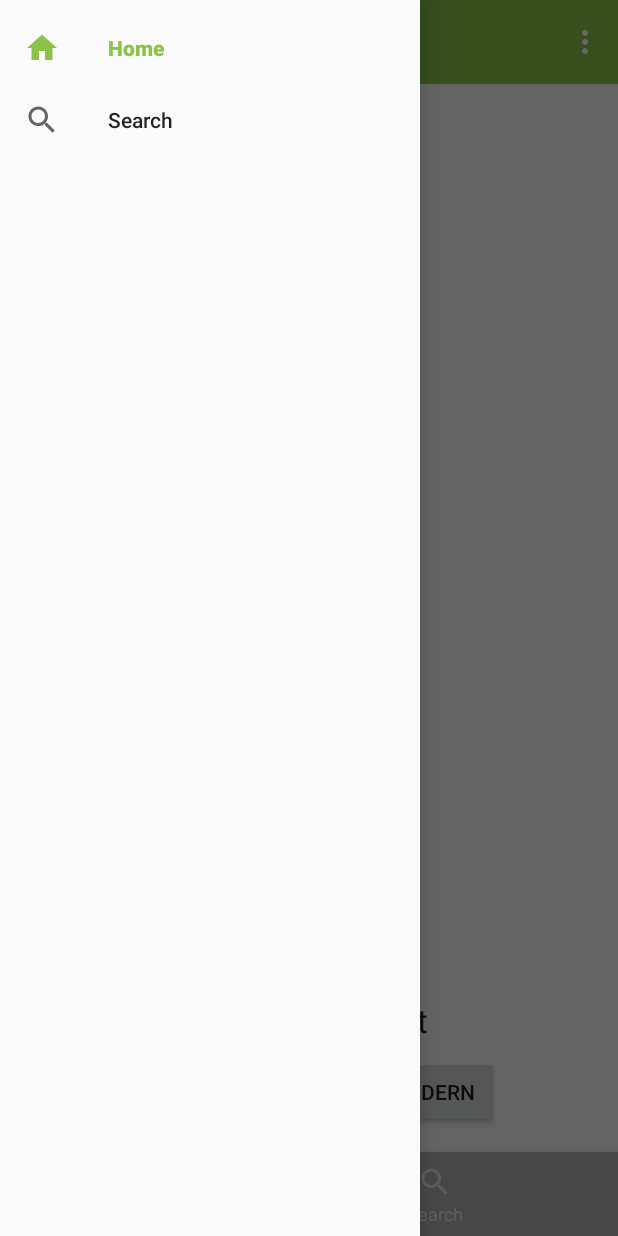
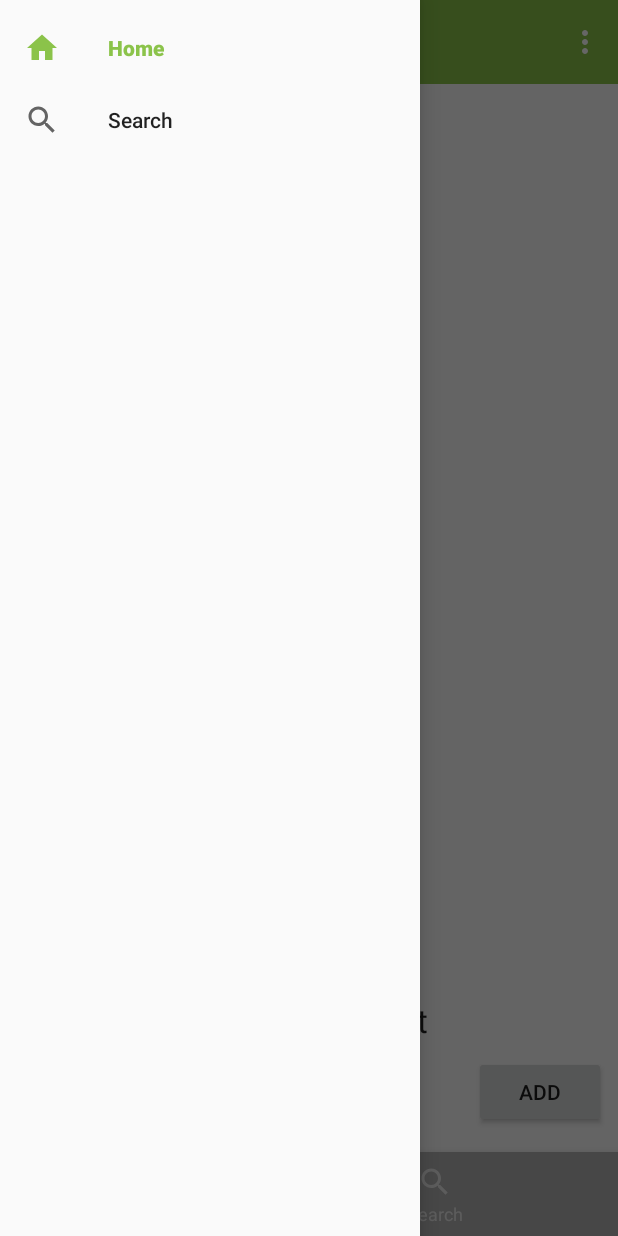
Before and after one commit to Martinrit/CheckItV01, an Android app: the screen it shows after launch (MainActivity), with the side drawer open, on a phone screen of 412 x 824 dp. Run offline under Robolectric (Android 15) with nearby library versions, the phone set to English and light mode, and no system bars; our stand-ins replace Room's generated code, navigation-ui.

```diff
--- a/app/src/main/java/de/ritterweb/checkitv01/repository/database/CklDbDao.kt
+++ b/app/src/main/java/de/ritterweb/checkitv01/repository/database/CklDbDao.kt
@@ -25,7 +25,7 @@ interface CklDbDao {
     @Query("Select * FROM Ckl ")
     suspend fun getAllCkls(): List<Ckl>
 
-    @Query("Select * FROM Ckl ")
+    @Query("Select * FROM Ckl")
     fun getLiveDataCklList(): LiveData<List<Ckl>>
 
     /////////////////////////////////////
@@ -46,7 +46,7 @@ interface CklDbDao {
     @Query("Select * FROM CklGrp ")
     suspend fun getAllCklGrpls(): List<CklGrp>
 
-    @Query("Select * FROM CklGrp ")
+    @Query("Select * FROM CklGrp ORDER BY name ASC ")
     fun getLiveDataCklGrpList(): LiveData<List<CklGrp>>
 
 
--- a/app/src/main/java/de/ritterweb/checkitv01/ui/CklAdapter3.kt
+++ b/app/src/main/java/de/ritterweb/checkitv01/ui/CklAdapter3.kt
@@ -5,6 +5,7 @@ import android.view.View
 import android.view.ViewGroup
 import android.widget.ImageView
 import android.widget.TextView
+import androidx.core.view.ViewPropertyAnimatorUpdateListener
 import androidx.recyclerview.widget.RecyclerView
 import de.ritterweb.checkitv01.R
 import de.ritterweb.checkitv01.repository.database.Ckl
@@ -18,10 +19,18 @@ import kotlinx.android.synthetic.main.item_rv_main.view.*
 //  ( override). Damit ist der Adapter universell nutzbar, die Logik, z.B. die Reaktion auf Klicks auf ein View Item wird die die aufrufende UI Klasse verlagert
 //
 //  Aufruf
-//        private val cklLists: List<Ckl>    : hier wird die Datenquelle und deren Typ übergeben
+//        private val cklLists: List<Ckl>    : hier wird die Datenquelle und deren Typ als ArrayList übergeben
+//        private val listener: OnItemClickListener  : hier wird der OnItemClickListener des aufrufenden Fragements übergeben
+//                                                     Dies dient dazu, den OnItemClickListener ausserhalb des Adapater im Code des Fragements setzten zu können
+//                                                     Achtung: hier muss beim Tippen der OnClickListener des eigenen Projekts (de.ritterweb.checkit... und nicht der von android.widget.Adap... genutzt werden
+//                                                     Siehe  Stelle 7:00 https://www.youtube.com/watch?v=wKFJsrdiGS8&list=PLrnPJCHvNZuCqEyW_LVTM9r6NnyGD4Db8&index=4
 //        Der Typ ist RecyclerView.Adapter als ckladatper3.ExampleViewHolder, also der hier in dieser Classe definerten ExampelViewHolder
 //
-class CklAdapter3(private var cklLists: ArrayList<Ckl>):RecyclerView.Adapter<CklAdapter3.ExampleViewHolder> (){
+class CklAdapter3(
+    var cklLists: ArrayList<Ckl>,    /// diese InputVariable wird nicht private gesetzt, ist also public und kann daher von außen zugegriffeen werden umZ.B den Datensatz einer bestimmten Stelle im Adapter zuzugreifen
+    private val listener: OnItemClickListener
+):
+    RecyclerView.Adapter<CklAdapter3.ExampleViewHolder> (){
 
     // hier wird eine statisches Array  statusDrawables von Drawables angelegt, dass anschließen beim Ausfüllen dew Icons in OnBindViewholder
     // verwendet wird um das jeweilige Icon für den Status anzuzeigen
@@ -96,7 +105,10 @@ class CklAdapter3(private var cklLists: ArrayList<Ckl>):RecyclerView.Adapter<Ckl
 
 
 
-    class ExampleViewHolder(itemView: View) : RecyclerView.ViewHolder(itemView){
+    inner class ExampleViewHolder(
+        itemView: View) :
+        RecyclerView.ViewHolder(itemView),
+        View.OnClickListener{
         //  ViewHolder  gibt es soviele wie gerade auf dem Screen angezeigt werden.
         //  Sie werden beim Aufbau des REcyclerViews angelegt.
         //  Alles was hier gemacht wird, ist für den jeweiligen View Holder ( Das sind nur einige)
@@ -108,17 +120,59 @@ class CklAdapter3(private var cklLists: ArrayList<Ckl>):RecyclerView.Adapter<Ckl
         // allerdings können die Werte des Textviews-Objektes später geändert werden
         // Dies geschiet jedesmall wenn in der der itemViews beimScrollen neue Datensätze
         // in einen der ViewHolder geladen werden.
+        // der ViewHolder erbt von RecyclerView.ViewHolder, als auch von View.OnCklickListener, da wir hier die OnClickListener einbauen
+        //
+        // die Klasse wird als inner Class definiert, da eine inner Class auf die in der übergeordneten Klasse definierten Variablen etc. zugreifen kann
+        //  gebraucht wird das, damit die OnClickListener auf die im Aufruf der Adapterklasse übergebenen Listener Zugriff hat
+        // Einziger Nachteil: die ViewHolder Class wird damit abhängig von der übergeordenten Adapter Class. Kann also nicht in einem anderen Adapter oder sonst wo gebraucht werden.
+        //  Kein großer Nachteil, da der ViewHolder enge mit dem Apdapter gekoppelt ist.
+        //  Die Alternative wäre es die variable listener dem ViewHolder in seiner Argumentenliste zu übergeben
+        //      ( Dazu aufnehmen in die Definitino und beim Aufruf des ViewHolders in der OnCreateViewHolder funktion oben)
+
 
         val tvName: TextView = itemView.tvName
         val tvBeschreibung: TextView = itemView.tvBeschreibung
         val ivIcon: ImageView = itemView.ivIcon
+
+        // im Init Block werden die onClickListener angelegt.
+        // Das passiert hier im ViewHolder, da die ClickListner dann auf die wenigen ViewHolder gesetzt werden, die in der View angzeigt werden
+        // Alternativ könnte man das auch in OnBindViewHolder aufrufen, dann würde der onClickHolder aber jedesmal gesetzt, wenn ein neuer Datensatz
+        // in den ViewHolder gefüllt wird. Das kostet Performance. Also : immer im ViewHolder definieren
+        //
+        // Achtung, der
+        init{
+            itemView.setOnClickListener(this)
+
+        }
+
+
+        // Die OnClick Methode sollte nicht im adapter definiert werden, da dieser nur die Daten managen soll.
+        // stattdessen wird die onClickMethode im Fragement angelegt.
+        // in diesem Adapter hier wird ein Interface definiert, das anschließend im Fragment implementiert ( mit Inhalt gefüllt) und ausgeführt wird
+        override fun onClick(v: View?) {
+            val position :Int = adapterPosition   // adapterPosition ist ein Property der Adapter Klasse und liefert die Positin des aktuell ausegwählten Datensatzes
+            if (position != RecyclerView.NO_POSITION){// If Abfrage stellt sicher, dass die Positino noch existiert nund nicht gerade eben zu. gelöscht wurde
+                listener.onItemClick(position)   // Der im Fragement definierte und der Klasse im Aufruf übergebene listener des Fragements wird für OnItemClick mit der aktuellen Position ausgelöst
+            }
+        }
+
 
 
     }
 
     fun updateContent(cklListstoupdate:ArrayList<Ckl>)
     {
-        cklLists = cklListstoupdate
+
+        this.cklLists = cklListstoupdate
         notifyDataSetChanged()
     }
+
+    // Implementierung der OnClickFunktion als Interface:
+    // Interface bedeutet, dass in dieser Klasse nur der minimale Rumpf angelegt wird und die Funktion in der aufrufenden KLasse zu implementieren ist.
+    // Interface muss in der aufrufenden Klasse zwingend impementert werden. Damit
+    // Jede Klasse die den OnItemClickListner des Adapters implementiert,
+    // muss auch die funktion onItemClick implementieren und mit eigenem Code füllen
+    interface OnItemClickListener{
+        fun onItemClick(postion:Int)
+    }
 }
--- a/app/src/main/java/de/ritterweb/checkitv01/ui/HomeFragment.kt
+++ b/app/src/main/java/de/ritterweb/checkitv01/ui/HomeFragment.kt
@@ -4,6 +4,7 @@ import android.os.Bundle
 import android.view.LayoutInflater
 import android.view.View
 import android.view.ViewGroup
+import android.widget.Toast
 import androidx.fragment.app.Fragment
 import androidx.lifecycle.LiveData
 import androidx.lifecycle.Observer
@@ -13,12 +14,16 @@ import de.ritterweb.checkitv01.R
 import de.ritterweb.checkitv01.databinding.FragmentHomeBinding
 import de.ritterweb.checkitv01.ui.main.MainViewModel
 import de.ritterweb.checkitv01.ui.main.MainViewModelFactory
+import java.util.*
+import kotlin.collections.ArrayList
+import kotlin.random.Random
 
 
-
-class HomeFragment : Fragment(R.layout.fragment_home){
+class HomeFragment : Fragment(R.layout.fragment_home),CklAdapter3.OnItemClickListener {
     //  Class des Fragments:
     // Die Klasse wird aus Fragment abgeleitet, übergeben wird dabei das xml-Layout des Fragments
+    // ebenso wird die KLasse aus dem CklAdapter3.OnItemClickListener abgeleitet, der dort nur als Interface angelegt ist und wiederum hier im Homefragement
+    // bei der Vewendung implementiert werden muss.
 
     // Anlegen der Variablen und Objekte die in der ganzen Klasse genutzt werden
     //
@@ -28,7 +33,7 @@ class HomeFragment : Fragment(R.layout.fragment_home){
     // Variablem fr die RecyclerView:
     //  der Adapter der Recyclerview
     //  alle Variablen sind als Lateinit definiert, dass bedeutet, dass sie später von Funktionen innerhalb der Klasse initialisiert werden
-          //    private lateinit var rv: RecyclerView   wird hier nicht verwendet, weil über ViewBinding erledigt wird.
+    //    private lateinit var rv: RecyclerView   wird hier nicht verwendet, weil über ViewBinding erledigt wird.
     private lateinit var adapter: CklAdapter3
 
     // MainViewModel:  Hier die Verbindung zum MainViewModell der Anwendung, inder in drei Stufen
@@ -71,7 +76,7 @@ class HomeFragment : Fragment(R.layout.fragment_home){
         inflater: LayoutInflater,
         container: ViewGroup?,
         savedInstanceState: Bundle?
-    ):View {
+    ): View {
         super.onCreate(savedInstanceState)
 
         // _binding wird dem FragementxxxxBinding des Fragements gleichgesetzt
@@ -84,7 +89,8 @@ class HomeFragment : Fragment(R.layout.fragment_home){
 
         //die Klassenvariable Adapter wird gesetzt
         // Hier wird nur der Typ übergeben, aber nicht der Inhalt
-        adapter = CklAdapter3(ArrayList())
+        // ebenso wird dem Adapter der listener übergeben der hier im Fragment definiert ist, dies geschieht mit this
+        adapter = CklAdapter3(ArrayList(),this)
 
         // der Adapter der Recyclerview wird gesetzt
         // es wird der in der vorherigen Zeile definiete adapter verwendet
@@ -110,7 +116,6 @@ class HomeFragment : Fragment(R.layout.fragment_home){
         ).get(MainViewModel::class.java)
 
 
-
         ///////////////////////////////////////////
         // Observer einrichten  und die LiveDatas dem Adapter als Content hinzufügen
         // Es wird ein Observer auf die LiveCkls im MainViewModel gesetzt
@@ -121,7 +126,7 @@ class HomeFragment : Fragment(R.layout.fragment_home){
         //  in der geschweiften Klammer wird gesagt, was geschiet wenn der Observer eine Änderung sieht:
         // dabei werden jedesmal der Inhalt aller items der LiveCkl in der ArrayList geupdatet
         //  die Update-Methode wurde hierzu in der apapterKlasse definiert.
-        mainViewModel.getLiveCkls().observe(viewLifecycleOwner,Observer { items ->
+        mainViewModel.getLiveCkls().observe(viewLifecycleOwner, Observer { items ->
             adapter.updateContent(ArrayList(items))
         })
 
@@ -130,22 +135,38 @@ class HomeFragment : Fragment(R.layout.fragment_home){
         return binding.root
     }
 
+    /////////  hier wird die onItemClick Funktion die im Interface des Adapters angelegt ist implementiert.
+    //  Der Rumpf der Funktion kann durch Drücken von CTRL+'I'  automatisch angelegt werden
+    //  Denn das Fragment erbt, siehe Klasendefinition ganz oben, nicht nur von Fragement, sondern auch von OnItemClickListener
+    //  und durch das Vererben wird die Implemtierung von onItemClick zwingend durch das Interface im Adapter vorgeschrieben
+    override fun onItemClick(postion: Int) {
+        Toast.makeText(requireContext(), "Position $postion wurde geklickt", Toast.LENGTH_LONG).show()
+        var modifiedCkl =  adapter.cklLists[postion]
+        modifiedCkl.name = "Geclickt"
+        modifiedCkl.status = 1
+        mainViewModel.updateCkl(modifiedCkl!!)
+        // adapter.notifyItemChanged(postion)  // braucht man  nicht, das ja der Observer im Adapter aktiv ist.
 
-//    override fun onViewCreated(view: View, savedInstanceState: Bundle?) {
-//        super.onViewCreated(view, savedInstanceState)
-//    }
+    }
+
 
 
 
     override fun onDestroyView() {
-    // Besonderheit beim ViewBinding in Fragments: Da die Fragments auch nach dem Schließen im Hintergrund bestehen bleiben
-    // muss die angelegte Instance der xxxBinding Klasse stets beim Schließen des Fragments gelöscht werden
+        // Besonderheit beim ViewBinding in Fragments: Da die Fragments auch nach dem Schließen im Hintergrund bestehen bleiben
+        // muss die angelegte Instance der xxxBinding Klasse stets beim Schließen des Fragments gelöscht werden
         super.onDestroyView()
         _binding = null
     }
 
-//    override fun setOnItemClickListener(position: Int) {
-//        Log.v("asdf","Click")
-//    }
+
+
+    fun removeItem(view: View) {   // view wird eigentlich nicht gebraucht, wird aber für den Aufruf gebraucht
+    }
+
+
+
+
+
 
 }
--- a/app/src/main/res/layout/fragment_home.xml
+++ b/app/src/main/res/layout/fragment_home.xml
@@ -27,7 +27,7 @@
         android:id="@+id/button_login"
         android:layout_width="wrap_content"
         android:layout_height="wrap_content"
-        android:layout_marginStart="64dp"
+        android:layout_marginStart="8dp"
         android:layout_marginBottom="16dp"
         android:text="Login"
         app:layout_constraintBottom_toBottomOf="parent"
@@ -47,14 +47,24 @@
         tools:visibility="visible" />
 
     <Button
-        android:id="@+id/btnAddChange"
+        android:id="@+id/btnAdd"
         android:layout_width="wrap_content"
         android:layout_height="wrap_content"
-        android:text="Ändern"
+        android:layout_marginEnd="8dp"
+        android:onClick="insertItem"
+        android:text="Add"
         app:layout_constraintBottom_toBottomOf="@+id/button_login"
         app:layout_constraintEnd_toEndOf="parent"
-        app:layout_constraintHorizontal_bias="0.54"
-        app:layout_constraintStart_toEndOf="@+id/button_login"
         app:layout_constraintTop_toTopOf="@+id/button_login"
         app:layout_constraintVertical_bias="0.0" />
+
+    <Button
+        android:id="@+id/btnRemove"
+        android:layout_width="wrap_content"
+        android:layout_height="wrap_content"
+        android:onClick="removeItem"
+        android:text="Remove"
+        app:layout_constraintEnd_toStartOf="@+id/btnAdd"
+        app:layout_constraintStart_toEndOf="@+id/button_login"
+        app:layout_constraintTop_toTopOf="@+id/btnAdd" />
 </androidx.constraintlayout.widget.ConstraintLayout>
```
